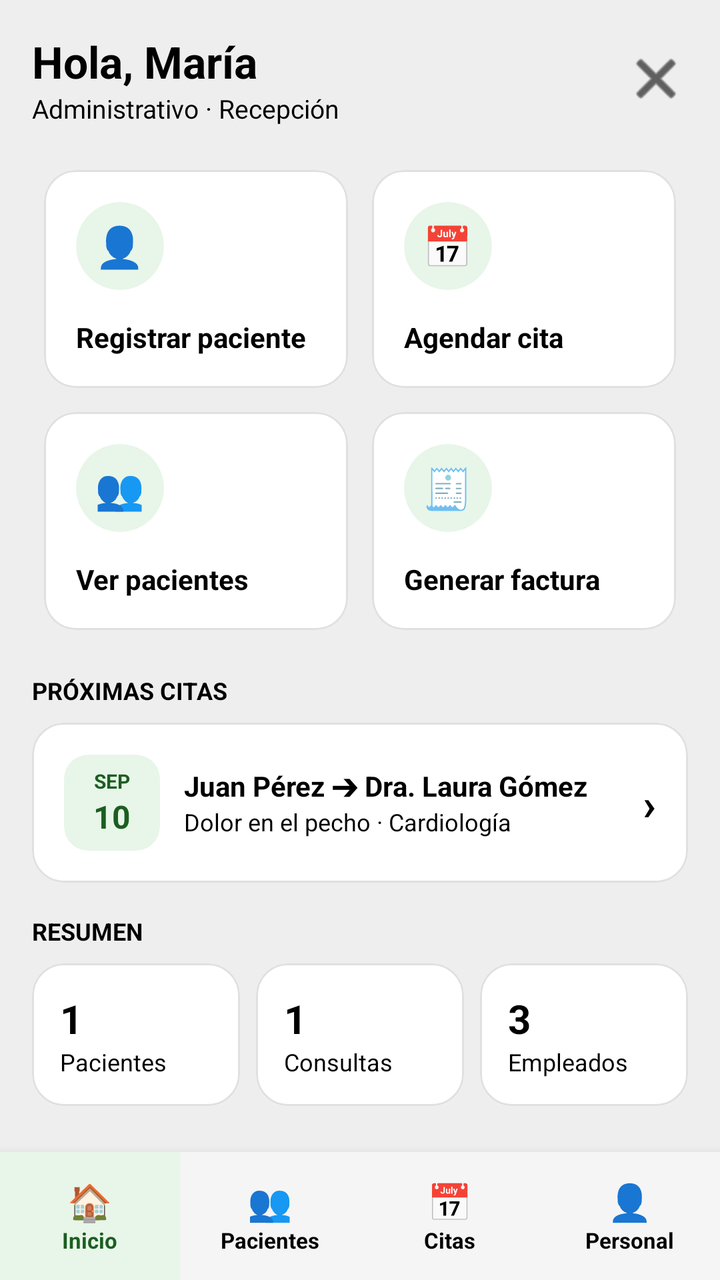
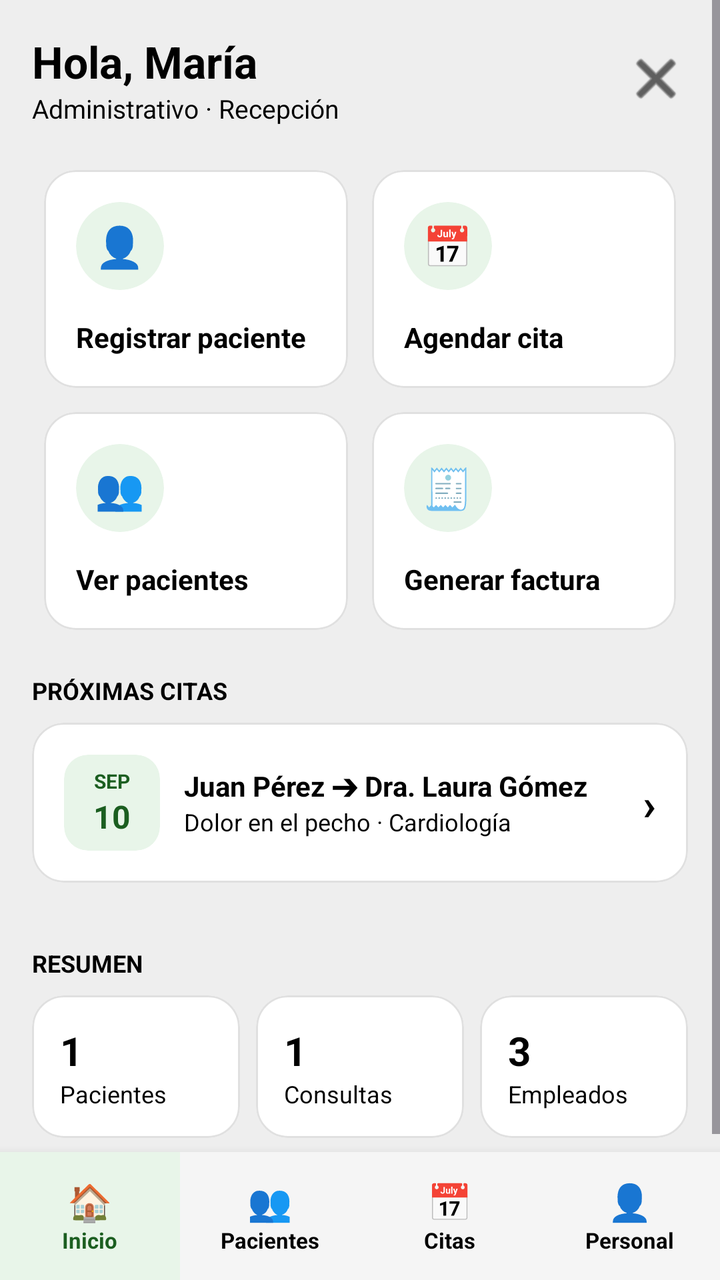

The first picture is an Android layout as it rendered before a commit; the second is the same layout after the commit. The layout source and the unified diff follow.
<!-- AndroidManifest.xml: application theme Theme.SanRafael -->
<!-- res/layout/activity_admin_inicio.xml -->
<?xml version="1.0" encoding="utf-8"?>
<RelativeLayout xmlns:android="http://schemas.android.com/apk/res/android"
    xmlns:app="http://schemas.android.com/apk/res-auto"
    xmlns:tools="http://schemas.android.com/tools"
    android:layout_width="match_parent"
    android:layout_height="match_parent"
    android:background="@color/login_screen_bg"
    tools:context=".administrativo.AdminInicioActivity">

    <ScrollView
        android:layout_width="match_parent"
        android:layout_height="match_parent"
        android:layout_above="@id/bottomNavigationContainer"
        android:fillViewport="true">

        <LinearLayout
            android:layout_width="match_parent"
            android:layout_height="wrap_content"
            android:orientation="vertical"
            android:padding="16dp">

            
            <LinearLayout
                android:layout_width="match_parent"
                android:layout_height="wrap_content"
                android:layout_marginBottom="16dp"
                android:gravity="center_vertical"
                android:orientation="horizontal">

                <LinearLayout
                    android:layout_width="0dp"
                    android:layout_height="wrap_content"
                    android:layout_weight="1"
                    android:orientation="vertical">

                    <TextView
                        android:layout_width="wrap_content"
                        android:layout_height="wrap_content"
                        android:text="Hola, María"
                        android:textColor="@color/black"
                        android:textSize="22sp"
                        android:textStyle="bold" />

                    <TextView
                        android:layout_width="wrap_content"
                        android:layout_height="wrap_content"
                        android:text="Administrativo · Recepción"
                        android:textColor="@color/black"
                        android:textSize="13sp" />
                </LinearLayout>

                <ImageView
                    android:id="@+id/salir"
                    android:layout_width="32dp"
                    android:layout_height="32dp"
                    android:background="?attr/selectableItemBackgroundBorderless"
                    android:clickable="true"
                    android:contentDescription="Salir"
                    android:focusable="true"
                    android:src="@android:drawable/ic_menu_close_clear_cancel"
                    app:tint="@color/black" />
            </LinearLayout>

            
            <android.widget.GridLayout
                android:layout_width="match_parent"
                android:layout_height="wrap_content"
                android:layout_marginHorizontal="-6dp"
                android:layout_marginBottom="16dp"
                android:columnCount="2">

                
                <com.google.android.material.card.MaterialCardView
                    android:id="@+id/registrarPaciente"
                    style="@style/Widget.Material3.CardView.Outlined"
                    android:layout_width="0dp"
                    android:layout_height="wrap_content"
                    android:layout_columnWeight="1"
                    android:layout_margin="6dp"
                    android:clickable="true"
                    android:focusable="true"
                    app:cardBackgroundColor="@color/white"
                    app:cardCornerRadius="16dp"
                    app:strokeColor="@color/input_stroke">

                    <LinearLayout
                        android:layout_width="match_parent"
                        android:layout_height="wrap_content"
                        android:minHeight="108dp"
                        android:orientation="vertical"
                        android:padding="16dp">

                        <com.google.android.material.card.MaterialCardView
                            android:layout_width="44dp"
                            android:layout_height="44dp"
                            app:cardBackgroundColor="@color/cm_info_contenedor"
                            app:cardCornerRadius="22dp"
                            app:strokeWidth="0dp">

                            <TextView
                                android:layout_width="wrap_content"
                                android:layout_height="wrap_content"
                                android:layout_gravity="center"
                                android:text="👤"
                                android:textColor="@color/black"
                                android:textSize="20sp" />
                        </com.google.android.material.card.MaterialCardView>

                        <TextView
                            android:layout_width="wrap_content"
                            android:layout_height="wrap_content"
                            android:layout_marginTop="14dp"
                            android:text="Registrar paciente"
                            android:textColor="@color/black"
                            android:textSize="14sp"
                            android:textStyle="bold" />
                    </LinearLayout>
                </com.google.android.material.card.MaterialCardView>

                
                <com.google.android.material.card.MaterialCardView
                    android:id="@+id/agendarCita"
                    style="@style/Widget.Material3.CardView.Outlined"
                    android:layout_width="0dp"
                    android:layout_height="wrap_content"
                    android:layout_columnWeight="1"
                    android:layout_margin="6dp"
                    android:clickable="true"
                    android:focusable="true"
                    app:cardBackgroundColor="@color/white"
                    app:cardCornerRadius="16dp"
                    app:strokeColor="@color/input_stroke">

                    <LinearLayout
                        android:layout_width="match_parent"
                        android:layout_height="wrap_content"
                        android:minHeight="108dp"
                        android:orientation="vertical"
                        android:padding="16dp">

                        <com.google.android.material.card.MaterialCardView
                            android:layout_width="44dp"
                            android:layout_height="44dp"
                            app:cardBackgroundColor="@color/cm_info_contenedor"
                            app:cardCornerRadius="22dp"
                            app:strokeWidth="0dp">

                            <TextView
                                android:layout_width="wrap_content"
                                android:layout_height="wrap_content"
                                android:layout_gravity="center"
                                android:text="📅"
                                android:textColor="@color/black"
                                android:textSize="20sp" />
                        </com.google.android.material.card.MaterialCardView>

                        <TextView
                            android:layout_width="wrap_content"
                            android:layout_height="wrap_content"
                            android:layout_marginTop="14dp"
                            android:text="Agendar cita"
                            android:textColor="@color/black"
                            android:textSize="14sp"
                            android:textStyle="bold" />
                    </LinearLayout>
                </com.google.android.material.card.MaterialCardView>

                
                <com.google.android.material.card.MaterialCardView
                    android:id="@+id/verPacientes"
                    style="@style/Widget.Material3.CardView.Outlined"
                    android:layout_width="0dp"
                    android:layout_height="wrap_content"
                    android:layout_columnWeight="1"
                    android:layout_margin="6dp"
                    android:clickable="true"
                    android:focusable="true"
                    app:cardBackgroundColor="@color/white"
                    app:cardCornerRadius="16dp"
                    app:strokeColor="@color/input_stroke">

                    <LinearLayout
                        android:layout_width="match_parent"
                        android:layout_height="wrap_content"
                        android:minHeight="108dp"
                        android:orientation="vertical"
                        android:padding="16dp">

                        <com.google.android.material.card.MaterialCardView
                            android:layout_width="44dp"
                            android:layout_height="44dp"
                            app:cardBackgroundColor="@color/cm_info_contenedor"
                            app:cardCornerRadius="22dp"
                            app:strokeWidth="0dp">

                            <TextView
                                android:layout_width="wrap_content"
                                android:layout_height="wrap_content"
                                android:layout_gravity="center"
                                android:text="👥"
                                android:textColor="@color/black"
                                android:textSize="20sp" />
                        </com.google.android.material.card.MaterialCardView>

                        <TextView
                            android:layout_width="wrap_content"
                            android:layout_height="wrap_content"
                            android:layout_marginTop="14dp"
                            android:text="Ver pacientes"
                            android:textColor="@color/black"
                            android:textSize="14sp"
                            android:textStyle="bold" />
                    </LinearLayout>
                </com.google.android.material.card.MaterialCardView>

                
                <com.google.android.material.card.MaterialCardView
                    android:id="@+id/generarFactura"
                    style="@style/Widget.Material3.CardView.Outlined"
                    android:layout_width="0dp"
                    android:layout_height="wrap_content"
                    android:layout_columnWeight="1"
                    android:layout_margin="6dp"
                    android:clickable="true"
                    android:focusable="true"
                    app:cardBackgroundColor="@color/white"
                    app:cardCornerRadius="16dp"
                    app:strokeColor="@color/input_stroke">

                    <LinearLayout
                        android:layout_width="match_parent"
                        android:layout_height="wrap_content"
                        android:minHeight="108dp"
                        android:orientation="vertical"
                        android:padding="16dp">

                        <com.google.android.material.card.MaterialCardView
                            android:layout_width="44dp"
                            android:layout_height="44dp"
                            app:cardBackgroundColor="@color/cm_info_contenedor"
                            app:cardCornerRadius="22dp"
                            app:strokeWidth="0dp">

                            <TextView
                                android:layout_width="wrap_content"
                                android:layout_height="wrap_content"
                                android:layout_gravity="center"
                                android:text="🧾"
                                android:textColor="@color/black"
                                android:textSize="20sp" />
                        </com.google.android.material.card.MaterialCardView>

                        <TextView
                            android:layout_width="wrap_content"
                            android:layout_height="wrap_content"
                            android:layout_marginTop="14dp"
                            android:text="Generar factura"
                            android:textColor="@color/black"
                            android:textSize="14sp"
                            android:textStyle="bold" />
                    </LinearLayout>
                </com.google.android.material.card.MaterialCardView>
            </android.widget.GridLayout>

            
            <TextView
                android:layout_width="wrap_content"
                android:layout_height="wrap_content"
                android:layout_marginBottom="8dp"
                android:text="PRÓXIMAS CITAS"
                android:textColor="@color/black"
                android:textSize="12sp"
                android:textStyle="bold" />

            <com.google.android.material.card.MaterialCardView
                android:id="@+id/tarjetaProximaCita"
                style="@style/Widget.Material3.CardView.Outlined"
                android:layout_width="match_parent"
                android:layout_height="wrap_content"
                android:layout_marginBottom="16dp"
                android:clickable="true"
                android:focusable="true"
                app:cardBackgroundColor="@color/white"
                app:cardCornerRadius="16dp"
                app:strokeColor="@color/input_stroke">

                <LinearLayout
                    android:layout_width="match_parent"
                    android:layout_height="wrap_content"
                    android:gravity="center_vertical"
                    android:orientation="horizontal"
                    android:padding="16dp">

                    <com.google.android.material.card.MaterialCardView
                        android:layout_width="48dp"
                        android:layout_height="48dp"
                        app:cardBackgroundColor="@color/hospital_light_green"
                        app:cardCornerRadius="12dp"
                        app:strokeWidth="0dp">

                        <LinearLayout
                            android:layout_width="match_parent"
                            android:layout_height="match_parent"
                            android:gravity="center"
                            android:orientation="vertical">

                            <TextView
                                android:layout_width="wrap_content"
                                android:layout_height="wrap_content"
                                android:text="SEP"
                                android:textColor="@color/hospital_green"
                                android:textSize="10sp"
                                android:textStyle="bold" />

                            <TextView
                                android:layout_width="wrap_content"
                                android:layout_height="wrap_content"
                                android:text="10"
                                android:textColor="@color/hospital_green"
                                android:textSize="16sp"
                                android:textStyle="bold" />
                        </LinearLayout>
                    </com.google.android.material.card.MaterialCardView>

                    <LinearLayout
                        android:layout_width="0dp"
                        android:layout_height="wrap_content"
                        android:layout_marginStart="12dp"
                        android:layout_weight="1"
                        android:orientation="vertical">

                        <TextView
                            android:id="@+id/citaTitulo"
                            android:layout_width="wrap_content"
                            android:layout_height="wrap_content"
                            android:text="Juan Pérez ➔ Dra. Laura Gómez"
                            android:textColor="@color/black"
                            android:textSize="14sp"
                            android:textStyle="bold" />

                        <TextView
                            android:id="@+id/citaDetalle"
                            android:layout_width="wrap_content"
                            android:layout_height="wrap_content"
                            android:text="Dolor en el pecho · Cardiología"
                            android:textColor="@color/black"
                            android:textSize="12sp" />
                    </LinearLayout>

                    <TextView
                        android:layout_width="wrap_content"
                        android:layout_height="wrap_content"
                        android:text="›"
                        android:textColor="@color/black"
                        android:textSize="22sp"
                        android:textStyle="bold" />
                </LinearLayout>
            </com.google.android.material.card.MaterialCardView>

            
            <TextView
                android:layout_width="wrap_content"
                android:layout_height="wrap_content"
                android:layout_marginBottom="8dp"
                android:text="RESUMEN"
                android:textColor="@color/black"
                android:textSize="12sp"
                android:textStyle="bold" />

            <LinearLayout
                android:layout_width="match_parent"
                android:layout_height="wrap_content"
                android:orientation="horizontal">

                
                <com.google.android.material.card.MaterialCardView
                    style="@style/Widget.Material3.CardView.Outlined"
                    android:layout_width="0dp"
                    android:layout_height="wrap_content"
                    android:layout_marginEnd="4dp"
                    android:layout_weight="1"
                    app:cardBackgroundColor="@color/white"
                    app:cardCornerRadius="16dp"
                    app:strokeColor="@color/input_stroke">

                    <LinearLayout
                        android:layout_width="match_parent"
                        android:layout_height="wrap_content"
                        android:orientation="vertical"
                        android:padding="14dp">

                        <TextView
                            android:id="@+id/totalPacientes"
                            android:layout_width="wrap_content"
                            android:layout_height="wrap_content"
                            android:text="1"
                            android:textColor="@color/black"
                            android:textSize="20sp"
                            android:textStyle="bold" />

                        <TextView
                            android:layout_width="wrap_content"
                            android:layout_height="wrap_content"
                            android:text="Pacientes"
                            android:textColor="@color/black"
                            android:textSize="12sp" />
                    </LinearLayout>
                </com.google.android.material.card.MaterialCardView>

                
                <com.google.android.material.card.MaterialCardView
                    style="@style/Widget.Material3.CardView.Outlined"
                    android:layout_width="0dp"
                    android:layout_height="wrap_content"
                    android:layout_marginStart="4dp"
                    android:layout_marginEnd="4dp"
                    android:layout_weight="1"
                    app:cardBackgroundColor="@color/white"
                    app:cardCornerRadius="16dp"
                    app:strokeColor="@color/input_stroke">

                    <LinearLayout
                        android:layout_width="match_parent"
                        android:layout_height="wrap_content"
                        android:orientation="vertical"
                        android:padding="14dp">

                        <TextView
                            android:id="@+id/totalConsultas"
                            android:layout_width="wrap_content"
                            android:layout_height="wrap_content"
                            android:text="1"
                            android:textColor="@color/black"
                            android:textSize="20sp"
                            android:textStyle="bold" />

                        <TextView
                            android:layout_width="wrap_content"
                            android:layout_height="wrap_content"
                            android:text="Consultas"
                            android:textColor="@color/black"
                            android:textSize="12sp" />
                    </LinearLayout>
                </com.google.android.material.card.MaterialCardView>

                
                <com.google.android.material.card.MaterialCardView
                    style="@style/Widget.Material3.CardView.Outlined"
                    android:layout_width="0dp"
                    android:layout_height="wrap_content"
                    android:layout_marginStart="4dp"
                    android:layout_weight="1"
                    app:cardBackgroundColor="@color/white"
                    app:cardCornerRadius="16dp"
                    app:strokeColor="@color/input_stroke">

                    <LinearLayout
                        android:layout_width="match_parent"
                        android:layout_height="wrap_content"
                        android:orientation="vertical"
                        android:padding="14dp">

                        <TextView
                            android:id="@+id/totalEmpleados"
                            android:layout_width="wrap_content"
                            android:layout_height="wrap_content"
                            android:text="3"
                            android:textColor="@color/black"
                            android:textSize="20sp"
                            android:textStyle="bold" />

                        <TextView
                            android:layout_width="wrap_content"
                            android:layout_height="wrap_content"
                            android:text="Empleados"
                            android:textColor="@color/black"
                            android:textSize="12sp" />
                    </LinearLayout>
                </com.google.android.material.card.MaterialCardView>
            </LinearLayout>

        </LinearLayout>
    </ScrollView>

    
    <LinearLayout
        android:id="@+id/bottomNavigationContainer"
        android:layout_width="match_parent"
        android:layout_height="64dp"
        android:layout_alignParentBottom="true"
        android:background="#F5F5F5"
        android:elevation="8dp"
        android:gravity="center_vertical"
        android:orientation="horizontal">

        
        <LinearLayout
            android:layout_width="0dp"
            android:layout_height="match_parent"
            android:layout_weight="1"
            android:background="@color/hospital_light_green"
            android:gravity="center"
            android:orientation="vertical">

            <TextView
                android:layout_width="wrap_content"
                android:layout_height="wrap_content"
                android:text="🏠"
                android:textSize="18sp" />

            <TextView
                android:layout_width="wrap_content"
                android:layout_height="wrap_content"
                android:text="Inicio"
                android:textColor="@color/hospital_green"
                android:textSize="11sp"
                android:textStyle="bold" />
        </LinearLayout>

        
        <LinearLayout
            android:id="@+id/opcionPacientes"
            android:layout_width="0dp"
            android:layout_height="match_parent"
            android:layout_weight="1"
            android:clickable="true"
            android:focusable="true"
            android:gravity="center"
            android:orientation="vertical">

            <TextView
                android:layout_width="wrap_content"
                android:layout_height="wrap_content"
                android:text="👥"
                android:textSize="18sp" />

            <TextView
                android:layout_width="wrap_content"
                android:layout_height="wrap_content"
                android:text="Pacientes"
                android:textColor="@color/black"
                android:textSize="11sp"
                android:textStyle="bold" />
        </LinearLayout>

        
        <LinearLayout
            android:id="@+id/opcionCitas"
            android:layout_width="0dp"
            android:layout_height="match_parent"
            android:layout_weight="1"
            android:clickable="true"
            android:focusable="true"
            android:gravity="center"
            android:orientation="vertical">

            <TextView
                android:layout_width="wrap_content"
                android:layout_height="wrap_content"
                android:text="📅"
                android:textSize="18sp" />

            <TextView
                android:layout_width="wrap_content"
                android:layout_height="wrap_content"
                android:text="Citas"
                android:textColor="@color/black"
                android:textSize="11sp"
                android:textStyle="bold" />
        </LinearLayout>

        
        <LinearLayout
            android:id="@+id/opcionPersonal"
            android:layout_width="0dp"
            android:layout_height="match_parent"
            android:layout_weight="1"
            android:clickable="true"
            android:focusable="true"
            android:gravity="center"
            android:orientation="vertical">

            <TextView
                android:layout_width="wrap_content"
                android:layout_height="wrap_content"
                android:text="👤"
                android:textSize="18sp" />

            <TextView
                android:layout_width="wrap_content"
                android:layout_height="wrap_content"
                android:text="Personal"
                android:textColor="@color/black"
                android:textSize="11sp"
                android:textStyle="bold" />
        </LinearLayout>
    </LinearLayout>

</RelativeLayout>
<!-- resources referenced by this layout -->
<resources>
  <color name="black">#FF000000</color>
  <color name="cm_info_contenedor">#E8F5E9</color>
  <color name="hospital_green">#1B5E20</color>
  <color name="hospital_light_green">#E8F5E9</color>
  <color name="input_stroke">#E0E0E0</color>
  <color name="login_screen_bg">#EEEEEE</color>
  <color name="white">#FFFFFFFF</color>
  <style name="Theme.SanRafael" parent="Base.Theme.SanRafael" />
  <style name="Base.Theme.SanRafael" parent="Theme.Material3.DayNight.NoActionBar">
          
          
      </style>
</resources>

<!-- the commit's change to res/layout/activity_admin_inicio.xml (unified diff, before → after) -->
@@ -358,6 +358,13 @@
             </com.google.android.material.card.MaterialCardView>
 
             
+            <androidx.recyclerview.widget.RecyclerView
+                android:id="@+id/rvProximasCitas"
+                android:layout_width="match_parent"
+                android:layout_height="wrap_content"
+                android:layout_marginBottom="16dp" />
+
+            
             <TextView
                 android:layout_width="wrap_content"
                 android:layout_height="wrap_content"
